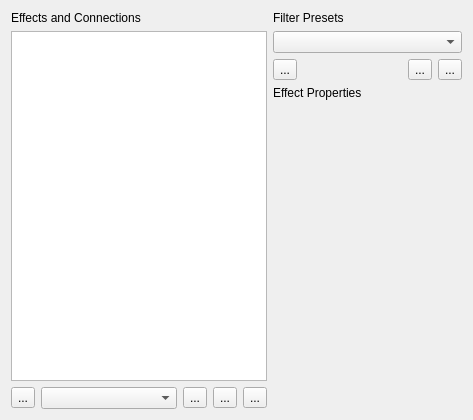
Old version of the form karbon/plugins/tools/filterEffectTool/FilterEffectEditWidget.ui in the repository KDE/calligra.
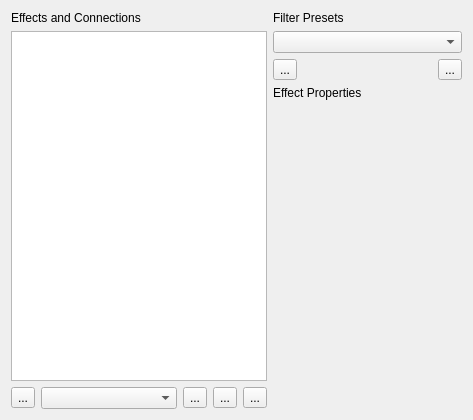
New version of the form. Custom widgets are drawn as their Qt base class.

Commit message: show effect config widget when selecting an effect

```diff
--- a/karbon/plugins/tools/filterEffectTool/FilterEffectEditWidget.ui
+++ b/karbon/plugins/tools/filterEffectTool/FilterEffectEditWidget.ui
@@ -31,8 +31,8 @@
   <property name="windowTitle">
    <string>Filter Effect Editor</string>
   </property>
-  <layout class="QGridLayout" name="gridLayout_3">
-   <item row="0" column="0" rowspan="2">
+  <layout class="QGridLayout" name="gridLayout_4">
+   <item row="0" column="0" rowspan="3">
     <layout class="QGridLayout" name="gridLayout">
      <item row="0" column="0">
       <widget class="QLabel" name="label_2">
@@ -100,20 +100,6 @@
        </property>
       </widget>
      </item>
-     <item row="2" column="2">
-      <widget class="QToolButton" name="removePreset">
-       <property name="text">
-        <string>...</string>
-       </property>
-      </widget>
-     </item>
-     <item row="2" column="3">
-      <widget class="QToolButton" name="copyPreset">
-       <property name="text">
-        <string>...</string>
-       </property>
-      </widget>
-     </item>
      <item row="0" column="0">
       <widget class="QLabel" name="label">
        <property name="text">
@@ -121,11 +107,18 @@
        </property>
       </widget>
      </item>
+     <item row="2" column="3">
+      <widget class="QToolButton" name="removePreset">
+       <property name="text">
+        <string>...</string>
+       </property>
+      </widget>
+     </item>
     </layout>
    </item>
    <item row="1" column="1">
-    <layout class="QVBoxLayout" name="verticalLayout">
-     <item>
+    <layout class="QGridLayout" name="gridLayout_3">
+     <item row="0" column="0">
       <widget class="QLabel" name="label_3">
        <property name="text">
         <string>Effect Properties</string>
@@ -140,6 +133,19 @@
      </item>
     </layout>
    </item>
+   <item row="2" column="1">
+    <spacer name="verticalSpacer">
+     <property name="orientation">
+      <enum>Qt::Vertical</enum>
+     </property>
+     <property name="sizeHint" stdset="0">
+      <size>
+       <width>17</width>
+       <height>258</height>
+      </size>
+     </property>
+    </spacer>
+   </item>
   </layout>
  </widget>
  <customwidgets>
```
Left out of the diff: 19 changed lines with no effect on the pictures. The commit also changes 4 other files.
